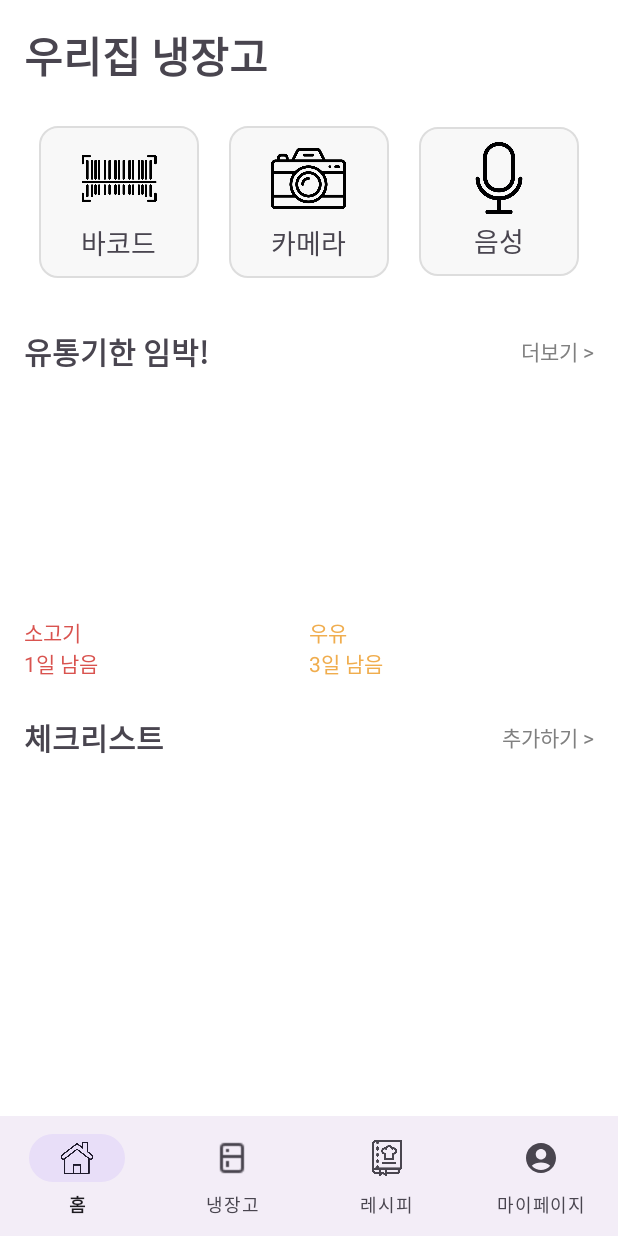
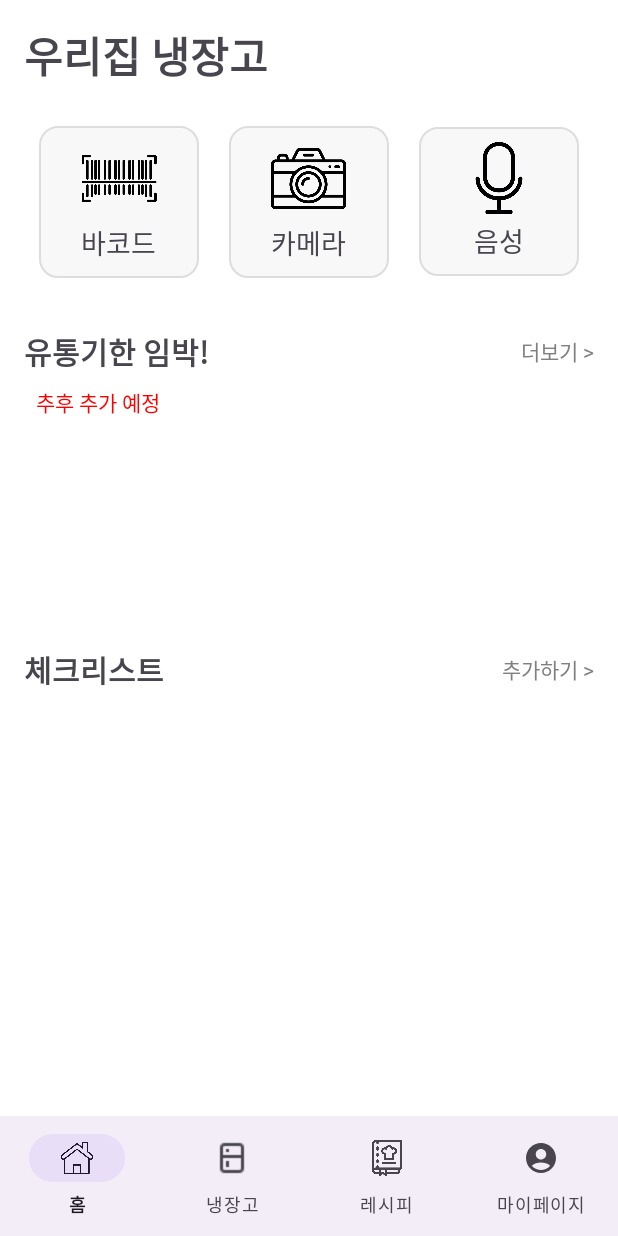
Before and after one commit to JHTek/capstone-2025-MyFridge, an Android app: the MainHomeFragment screen opened directly, with no data from a screen before it, on a phone screen of 412 x 824 dp. Run offline under Robolectric (Android 15) with nearby library versions, the phone set to English and light mode, and no system bars.

Commit message:
유통기한 임박 > 수정필요 / 냉장,냉동,실온 스크롤

```diff
--- a/app/build.gradle.kts
+++ b/app/build.gradle.kts
@@ -70,6 +70,7 @@ dependencies {
 
     //glide 이미지 라이브러리
     implementation ("com.github.bumptech.glide:glide:4.13.2")
+    implementation(libs.androidx.recyclerview)
     annotationProcessor ("com.github.bumptech.glide:compiler:4.13.2")
 
 
--- a/app/src/main/java/com/example/refrigeratormanager/ChecklistFragment.kt
+++ b/app/src/main/java/com/example/refrigeratormanager/ChecklistFragment.kt
@@ -23,6 +23,7 @@ class ChecklistFragment : Fragment() {
     ): View {
         _binding = FragmentChecklistBinding.inflate(inflater, container, false)
 
+
         // 항목 추가 버튼
         binding.btnAddItem.setOnClickListener {
             val itemText = binding.editChecklist.text.toString().trim()
@@ -33,6 +34,9 @@ class ChecklistFragment : Fragment() {
             } else {
                 Toast.makeText(requireContext(), "항목을 입력하세요", Toast.LENGTH_SHORT).show()
             }
+        }
+        binding.btnBack.setOnClickListener {
+            requireActivity().onBackPressedDispatcher.onBackPressed()
         }
 
         // 옵션 버튼 (팝업 메뉴)
--- a/app/src/main/java/com/example/refrigeratormanager/MainHomeFragment.kt
+++ b/app/src/main/java/com/example/refrigeratormanager/MainHomeFragment.kt
@@ -35,6 +35,9 @@ class MainHomeFragment : Fragment() {
         binding.btnCamera.setOnClickListener {
             startActivity(Intent(requireContext(), CameraActivity::class.java))
         }
+
+        // 유통기한 더보기 이동
+
 
         // 체크리스트 추가 이동
         binding.btnAddChecklist.setOnClickListener {
--- a/app/src/main/java/com/example/refrigeratormanager/ProductManager.kt
+++ b/app/src/main/java/com/example/refrigeratormanager/ProductManager.kt
@@ -9,6 +9,8 @@ object ProductManager {
     fun updateProducts(refrigeratorId: Int, products: List<Product>) {
         productMap[refrigeratorId] = products
     }
+
+
 
     // 제품 삭제
     fun removeProduct(refrigeratorId: Int, product: Product) {
--- a/app/src/main/java/com/example/refrigeratormanager/Refrigerator.kt
+++ b/app/src/main/java/com/example/refrigeratormanager/Refrigerator.kt
@@ -3,6 +3,7 @@ package com.example.refrigeratormanager
 import com.google.gson.annotations.SerializedName
 import java.io.Serializable
 
+
 data class Refrigerator(
     @SerializedName("refrigeratorName") val name: String,
     @SerializedName("refrigeratorId") val id: Int
--- a/app/src/main/res/layout/fragment_main_home.xml
+++ b/app/src/main/res/layout/fragment_main_home.xml
@@ -136,40 +136,19 @@
             android:layout_height="wrap_content"
             android:orientation="horizontal">
 
-            <ImageView
+
+
+            <TextView
                 android:layout_width="0dp"
                 android:layout_height="150dp"
                 android:layout_weight="1"
-                android:scaleType="centerCrop" />
-
-            <ImageView
-                android:layout_width="0dp"
-                android:layout_height="150dp"
-                android:layout_weight="1"
+                android:text="추후 추가 예정"
+                android:textColor="#FF0000"
                 android:scaleType="centerCrop"
                 android:layout_marginStart="8dp" />
         </LinearLayout>
 
-        <LinearLayout
-            android:layout_width="match_parent"
-            android:layout_height="wrap_content"
-            android:orientation="horizontal"
-            android:paddingTop="4dp">
 
-            <TextView
-                android:layout_width="0dp"
-                android:layout_height="wrap_content"
-                android:layout_weight="1"
-                android:text="소고기\n1일 남음"
-                android:textColor="#D9534F" />
-
-            <TextView
-                android:layout_width="0dp"
-                android:layout_height="wrap_content"
-                android:layout_weight="1"
-                android:text="우유\n3일 남음"
-                android:textColor="#F0AD4E" />
-        </LinearLayout>
 
         <!-- 체크리스트 타이틀 + 추가하기 버튼 한 줄에 배치 -->
         <LinearLayout
--- a/gradle/libs.versions.toml
+++ b/gradle/libs.versions.toml
@@ -11,6 +11,7 @@ activity = "1.10.0"
 constraintlayout = "2.2.0"
 retrofit = "2.3.0"
 retrofitVersion = "2.9.0"
+recyclerview = "1.4.0"
 
 [libraries]
 androidx-core-ktx = { group = "androidx.core", name = "core-ktx", version.ref = "coreKtx" }
@@ -26,6 +27,7 @@ androidx-constraintlayout = { group = "androidx.constraintlayout", name = "const
 retrofit = { module = "com.squareup.retrofit2:retrofit", version.ref = "retrofit" }
 retrofit-v290 = { module = "com.squareup.retrofit2:retrofit", version.ref = "retrofitVersion" }
 threetenabp = "com.jakewharton.threetenabp:threetenabp:1.4.6"
+androidx-recyclerview = { group = "androidx.recyclerview", name = "recyclerview", version.ref = "recyclerview" }
 
 [plugins]
 android-application = { id = "com.android.application", version.ref = "agp" }
```
Also changed, not shown: app/src/main/res/layout/fragment_checklist.xml (+27 -4 lines), app/src/main/res/layout/fragment_frozen.xml (+4 -7 lines), app/src/main/res/layout/fragment_refrigerated.xml (+4 -7 lines), app/src/main/res/layout/fragment_room_temp.xml (+4 -7 lines), app/src/main/res/layout/item_all_product.xml (added, +41 -0 lines).
